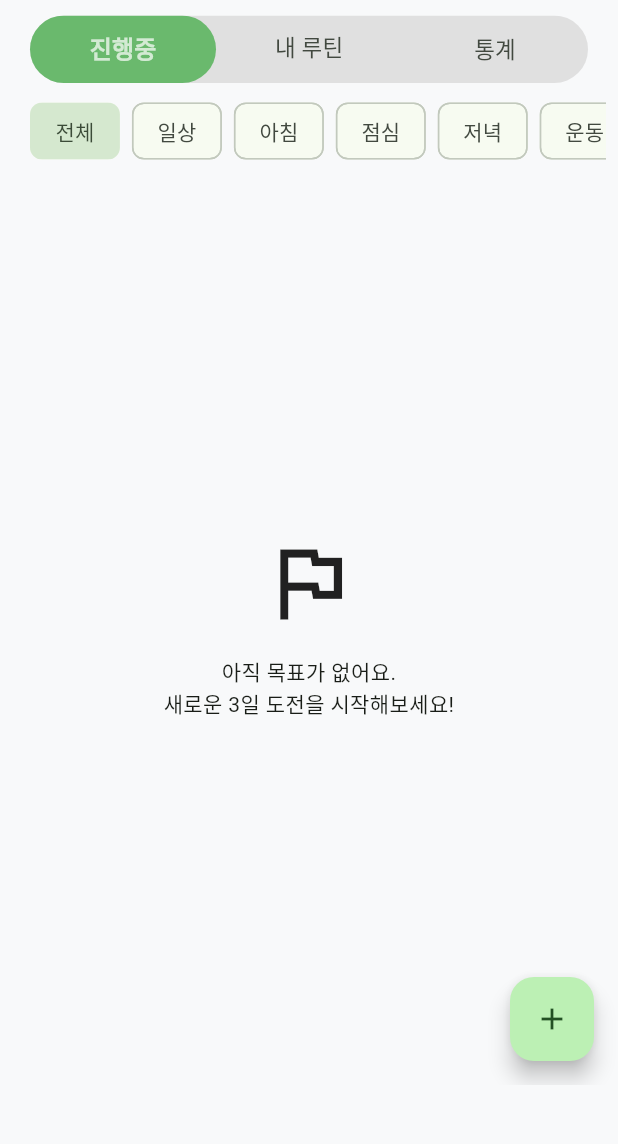
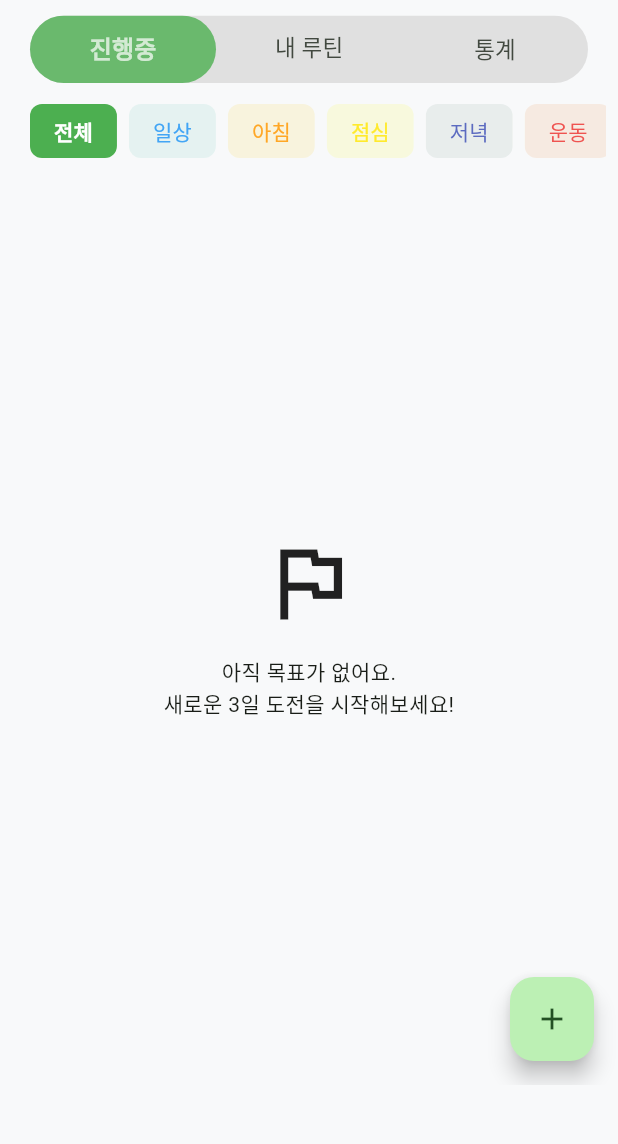
Before and after one commit to thisisJJK/flutter-PerfectThree-project, a Flutter app: the screen it shows after launch, on a phone screen of 412 x 824 dp, the part 61-1205 px from its top. Run offline on Flutter 3.47's test engine with Material 3 defaults, Android fonts, the phone set to English and light mode, and no system bars; our stand-ins replace flutter_riverpod, go_router, google_fonts, google_mobile_ads, hive, hive_flutter and 2 more; accounts and stored records are empty; generated files the repository leaves out were written again; network calls fail; Roboto replaces fonts that are missing (Jua).

Commit message:
카테고리별 색 지정

```diff
--- a/lib/core/theme/app_colors.dart
+++ b/lib/core/theme/app_colors.dart
@@ -18,4 +18,21 @@ class AppColors {
   static const accentDark = Color(0xFF00B0FF);
   static const dividerDark = Color(0xFF303030);
   static const cardDark = Color(0xFF1E1E1E);
+
+  // Category Colors
+  static const Map<String, Color> categoryColors = {
+    '일상': Color(0xFF42A5F5), // Blue
+    '아침': Color(0xFFFFA726), // Orange
+    '점심': Color.fromARGB(255, 255, 234, 45), // Yellow
+    '저녁': Color(0xFF5C6BC0), // Indigo
+    '운동': Color(0xFFEF5350), // Red
+    '업무': Color(0xFF26C6DA), // Cyan
+    '자기계발': Color(0xFFAB47BC), // Purple
+    '기타': Color(0xFFBDBDBD), // Grey
+    '전체': primary, // Default
+  };
+
+  static Color getCategoryColor(String category) {
+    return categoryColors[category] ?? primary;
+  }
 }
--- a/lib/features/goals/widgets/category_chips.dart
+++ b/lib/features/goals/widgets/category_chips.dart
@@ -1,5 +1,6 @@
 import 'package:flutter/material.dart';
 import 'package:flutter_riverpod/flutter_riverpod.dart';
+import 'package:perfect_three/core/theme/app_colors.dart';
 import 'package:perfect_three/core/theme/app_spacing.dart';
 import 'package:perfect_three/features/goals/viewmodel/goal_viewmodel.dart';
 
@@ -46,8 +47,27 @@ class CategoryChipsState extends ConsumerState<CategoryChips> {
                     ChoiceChip(
                       padding: EdgeInsets.all(AppSpacing.sm),
                       showCheckmark: false,
-                      label: Text(categoryChips[index]),
+                      label: Text(
+                        categoryChips[index],
+                        style: TextStyle(
+                          color: value == index
+                              ? Colors.white
+                              : AppColors.getCategoryColor(
+                                  categoryChips[index],
+                                ),
+                          fontWeight: value == index
+                              ? FontWeight.bold
+                              : FontWeight.normal,
+                        ),
+                      ),
                       selected: value == index,
+                      selectedColor: AppColors.getCategoryColor(
+                        categoryChips[index],
+                      ),
+                      backgroundColor: AppColors.getCategoryColor(
+                        categoryChips[index],
+                      ).withValues(alpha: 0.1),
+                      side: BorderSide.none,
                       onSelected: (bool selected) {
                         setState(() {
                           value = index;
```
Also changed, not shown: lib/features/goals/view/stats/all_stats_screen.dart (+18 -15 lines), lib/features/goals/view/stats/monthly_stats_screen.dart (+6 -4 lines), lib/features/goals/widgets/goal_card.dart (+8 -3 lines), lib/features/goals/widgets/my_routin_card.dart (+8 -4 lines).
